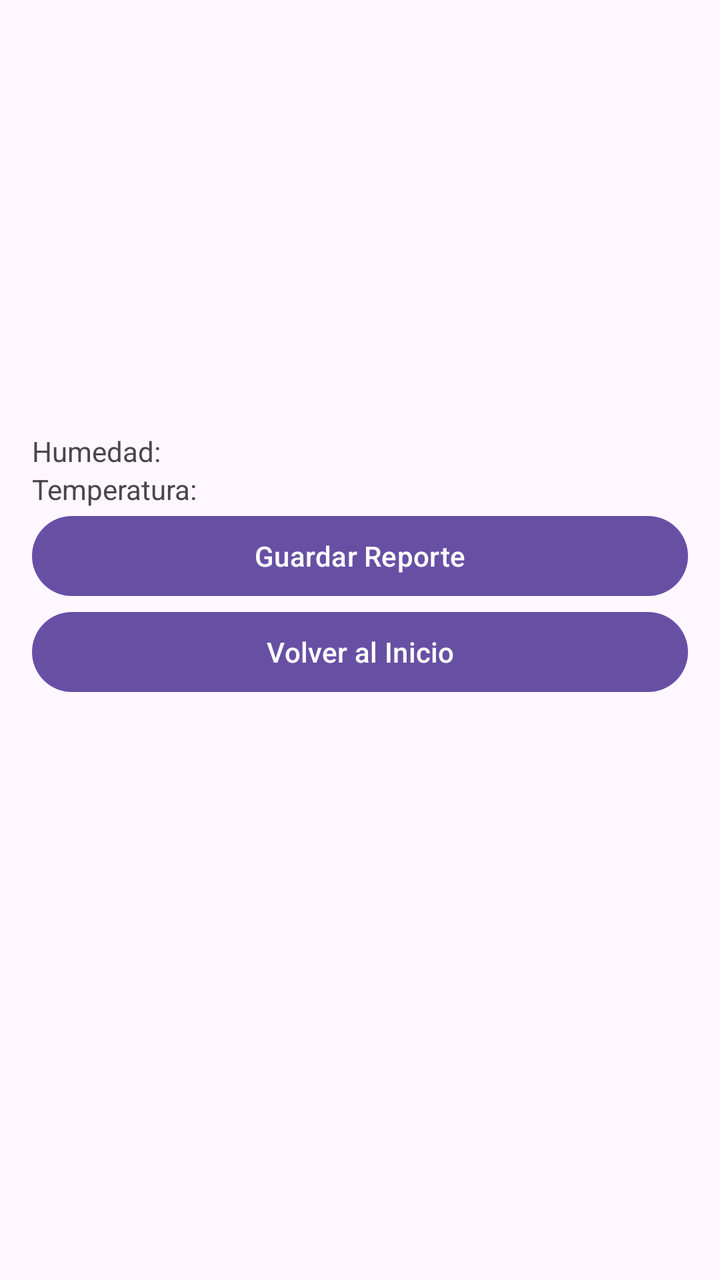
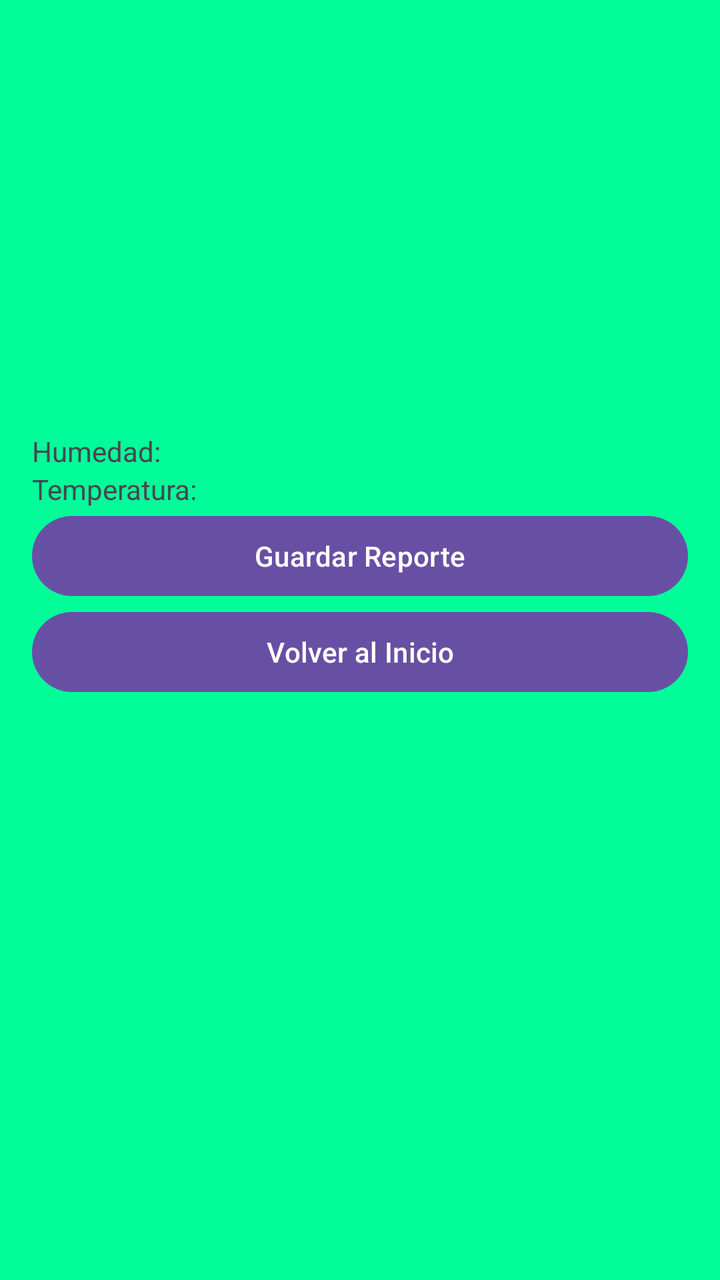

Screens rendered from an Android XML layout before and after an edit, with the pre-edit source and the edit as a unified diff.
<!-- AndroidManifest.xml: application theme Theme.Cultivos_Orquideas -->
<!-- res/layout/resultado_planta.xml -->
<?xml version="1.0" encoding="utf-8"?>
<androidx.constraintlayout.widget.ConstraintLayout xmlns:android="http://schemas.android.com/apk/res/android"
    android:layout_width="match_parent"
    android:layout_height="match_parent">

    <LinearLayout
        xmlns:android="http://schemas.android.com/apk/res/android"
        android:orientation="vertical"
        android:padding="16dp"
        android:layout_width="match_parent"
        android:layout_height="match_parent">

        <ImageView
            android:id="@+id/imageViewFoto"
            android:layout_width="match_parent"
            android:layout_height="200dp"
            android:scaleType="centerCrop"/>

        <TextView
            android:id="@+id/tvHumedad"
            android:layout_width="wrap_content"
            android:layout_height="wrap_content"
            android:text="Humedad:"/>

        <TextView
            android:id="@+id/tvTemperatura"
            android:layout_width="wrap_content"
            android:layout_height="wrap_content"
            android:text="Temperatura:"/>

        <Button
            android:id="@+id/btnGuardarReporte"
            android:layout_width="match_parent"
            android:layout_height="wrap_content"
            android:text="Guardar Reporte"/>

        <Button
            android:id="@+id/btnVolverMain"
            android:layout_width="match_parent"
            android:layout_height="wrap_content"
            android:text="Volver al Inicio"/>
    </LinearLayout>

</androidx.constraintlayout.widget.ConstraintLayout>
<!-- resources referenced by this layout -->
<resources>
  <style name="Theme.Cultivos_Orquideas" parent="Base.Theme.Cultivos_Orquideas" />
  <style name="Base.Theme.Cultivos_Orquideas" parent="Theme.Material3.DayNight.NoActionBar">
          
          
      </style>
</resources>

<!-- the commit's change to res/layout/resultado_planta.xml (unified diff, before → after) -->
@@ -4,41 +4,41 @@
     android:layout_height="match_parent">
 
     <LinearLayout
-        xmlns:android="http://schemas.android.com/apk/res/android"
+        android:layout_width="match_parent"
+        android:layout_height="match_parent"
+        android:background="#00FD9A"
         android:orientation="vertical"
-        android:padding="16dp"
-        android:layout_width="match_parent"
-        android:layout_height="match_parent">
+        android:padding="16dp">
 
         <ImageView
             android:id="@+id/imageViewFoto"
             android:layout_width="match_parent"
             android:layout_height="200dp"
-            android:scaleType="centerCrop"/>
+            android:scaleType="centerCrop" />
 
         <TextView
             android:id="@+id/tvHumedad"
             android:layout_width="wrap_content"
             android:layout_height="wrap_content"
-            android:text="Humedad:"/>
+            android:text="Humedad:" />
 
         <TextView
             android:id="@+id/tvTemperatura"
             android:layout_width="wrap_content"
             android:layout_height="wrap_content"
-            android:text="Temperatura:"/>
+            android:text="Temperatura:" />
 
         <Button
             android:id="@+id/btnGuardarReporte"
             android:layout_width="match_parent"
             android:layout_height="wrap_content"
-            android:text="Guardar Reporte"/>
+            android:text="Guardar Reporte" />
 
         <Button
             android:id="@+id/btnVolverMain"
             android:layout_width="match_parent"
             android:layout_height="wrap_content"
-            android:text="Volver al Inicio"/>
+            android:text="Volver al Inicio" />
     </LinearLayout>
 
 </androidx.constraintlayout.widget.ConstraintLayout>
